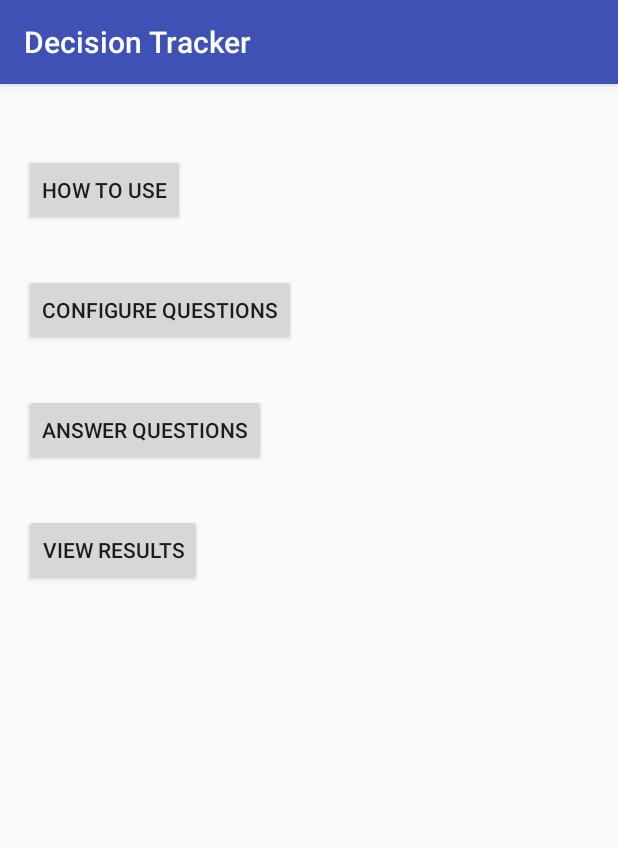
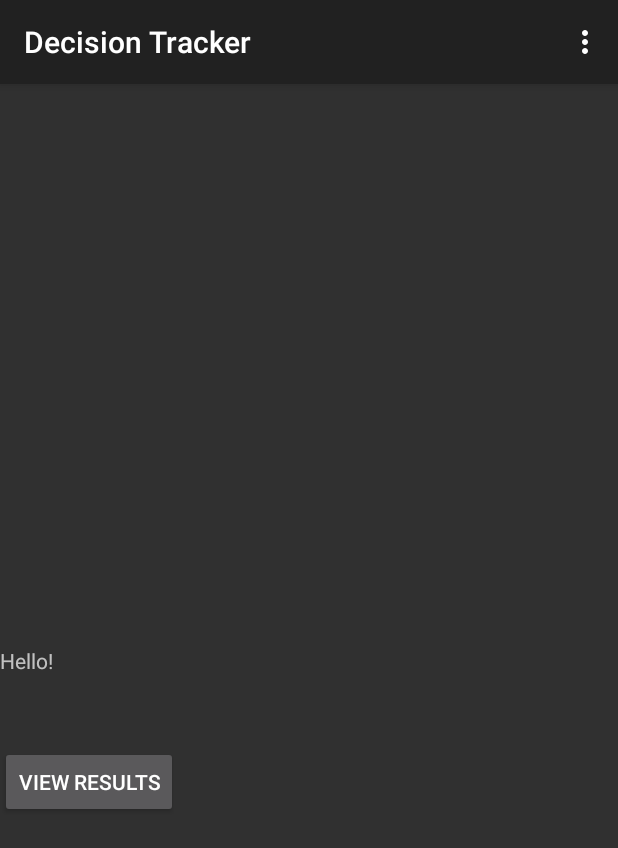
Before and after one commit to lydiaralph/decision_tracker, an Android app: the screen it shows after launch (MainActivity), on a phone screen of 412 x 824 dp. Shown: the top 848 px of the screen. Run offline under Robolectric (Android 15) with nearby library versions, the phone set to English and light mode, and no system bars.

Commit message:
Added simple menu

```diff
--- a/app/src/main/java/com/lydiaralph/decisiontracker/MainActivity.java
+++ b/app/src/main/java/com/lydiaralph/decisiontracker/MainActivity.java
@@ -1,47 +1,42 @@
 package com.lydiaralph.decisiontracker;
 
 
-import android.arch.lifecycle.Observer;
-import android.arch.lifecycle.ViewModelProviders;
+import android.app.Activity;
 import android.content.Intent;
 import android.os.Bundle;
-import android.support.annotation.Nullable;
-import android.support.design.widget.FloatingActionButton;
-import android.support.v7.app.AppCompatActivity;
-import android.support.v7.widget.LinearLayoutManager;
-import android.support.v7.widget.RecyclerView;
-import android.support.v7.widget.Toolbar;
+import android.view.Menu;
+import android.view.MenuItem;
 import android.view.View;
-import android.widget.Toast;
-import android.arch.persistence.room.Room;
-import android.content.Intent;
-import android.os.Bundle;
-import android.support.v7.app.AppCompatActivity;
-import android.view.View;
+import android.widget.TextView;
 
-public class MainActivity extends AppCompatActivity {
+public class MainActivity extends Activity {
 
-    public static final String EXTRA_MESSAGE = "com.ralph.lydia.MESSAGE";
+    private TextView greetingView;
 
     @Override
     protected void onCreate(Bundle savedInstanceState) {
         super.onCreate(savedInstanceState);
         setContentView(R.layout.activity_main);
+        greetingView = findViewById(R.id.greeting);
     }
 
-    public void updateConfiguration(View view) {
-        Intent intent = new Intent(this, ConfigurationActivity.class);
+    @Override
+    public boolean onCreateOptionsMenu(Menu menu){
+        getMenuInflater().inflate(R.menu.activity_main, menu);
+        return true;
+    }
+
+    @Override
+    public boolean onOptionsItemSelected(MenuItem item){
+        if(item.getItemId() == R.id.action_bye){
+            greetingView.setText(R.string.bye);
+            return true;
+        }
+        return super.onOptionsItemSelected(item);
+    }
+
+    void displayResults(View view) {
+        Intent intent = new Intent(this, ViewDecisionsActivity.class);
         startActivity(intent);
     }
-
-
-//    void displayResults(View view) {
-//        Intent intent = new Intent(this, ConfigurationActivity.class);
-//        startActivity(intent);
-//    }
-//
-//    void answerQuestions(View view) {
-//        Intent intent = new Intent(this, ConfigurationActivity.class);
-//        startActivity(intent);
-//    }
 }
--- a/app/src/main/res/layout/activity_main.xml
+++ b/app/src/main/res/layout/activity_main.xml
@@ -6,60 +6,29 @@
     android:layout_height="match_parent"
     tools:context=".MainActivity">
 
-    <Button
-        android:id="@+id/button"
+    <TextView
+        android:id="@+id/greeting"
         android:layout_width="wrap_content"
         android:layout_height="wrap_content"
-        android:layout_marginStart="16dp"
-        android:layout_marginLeft="16dp"
-        android:layout_marginBottom="16dp"
-        android:text="@string/home_how_to_use"
-        app:layout_constraintBottom_toTopOf="@+id/button_configure"
-        app:layout_constraintStart_toStartOf="parent"
-        app:layout_constraintTop_toTopOf="parent"
-        app:layout_constraintVertical_bias="0.100000024"
-        app:layout_constraintVertical_chainStyle="packed" />
-
-    <Button
-        android:id="@+id/button_configure"
-        android:layout_width="wrap_content"
-        android:layout_height="wrap_content"
-        android:layout_marginStart="16dp"
-        android:layout_marginLeft="16dp"
         android:layout_marginTop="16dp"
         android:layout_marginBottom="16dp"
-        android:onClick="updateConfiguration"
-        android:text="@string/home_set_up_configuration"
-        app:layout_constraintBottom_toTopOf="@+id/button_answer_questions"
-        app:layout_constraintStart_toStartOf="parent"
-        app:layout_constraintTop_toBottomOf="@+id/button" />
+        android:text="Hello!"
+        app:layout_constraintBottom_toBottomOf="parent"
+        app:layout_constraintTop_toTopOf="parent" />
 
-    <Button
-        android:id="@+id/button_answer_questions"
-        android:layout_width="wrap_content"
-        android:layout_height="wrap_content"
-        android:layout_marginStart="16dp"
-        android:layout_marginLeft="16dp"
-        android:layout_marginTop="16dp"
-        android:layout_marginBottom="16dp"
-        android:text="@string/home_answer_question"
-        app:layout_constraintBottom_toTopOf="@+id/button_view_results"
-        app:layout_constraintStart_toStartOf="parent"
-        app:layout_constraintTop_toBottomOf="@+id/button_configure"
-        app:layout_constraintVertical_bias="0.051" />
 
     <Button
         android:id="@+id/button_view_results"
         android:layout_width="wrap_content"
         android:layout_height="wrap_content"
-        android:layout_marginStart="16dp"
-        android:layout_marginLeft="16dp"
-        android:layout_marginTop="16dp"
-        android:layout_marginBottom="16dp"
+        android:layout_marginStart="@dimen/activity_horizontal_margin"
+        android:layout_marginLeft="@dimen/activity_horizontal_margin"
+        android:layout_marginTop="@dimen/activity_vertical_margin"
+        android:layout_marginBottom="@dimen/activity_vertical_margin"
+        android:onClick="displayResults"
         android:text="@string/home_view_results"
         app:layout_constraintBottom_toBottomOf="parent"
-        app:layout_constraintStart_toStartOf="parent"
-        app:layout_constraintTop_toBottomOf="@+id/button_answer_questions"
+        app:layout_constraintTop_toBottomOf="@id/greeting"
         app:layout_constraintVertical_bias="0.107" />
 
 
--- /dev/null
+++ b/app/src/main/res/menu/activity_main.xml
@@ -0,0 +1,6 @@
+<?xml version="1.0" encoding="utf-8"?>
+<menu xmlns:android="http://schemas.android.com/apk/res/android">
+
+    <item android:id="@+id/action_bye"
+        android:title="@string/say_bye" />
+</menu>
--- /dev/null
+++ b/app/src/main/res/values-v14/styles.xml
@@ -0,0 +1,9 @@
+<resources>
+
+    <style name="AppBaseTheme" parent="android:Theme.Holo">
+        <item name="colorPrimary">@color/colorPrimary</item>
+        <item name="colorPrimaryDark">@color/colorPrimaryDark</item>
+        <item name="colorAccent">@color/colorAccent</item>
+    </style>
+
+</resources>
--- /dev/null
+++ b/app/src/main/res/values-v21/styles.xml
@@ -0,0 +1,10 @@
+<resources>
+
+    <style name="AppBaseTheme" parent="android:Theme.Material">
+        <item name="colorPrimary">@color/colorPrimary</item>
+        <item name="colorPrimaryDark">@color/colorPrimaryDark</item>
+        <item name="colorAccent">@color/colorAccent</item>
+    </style>
+
+
+</resources>
--- /dev/null
+++ b/app/src/main/res/values-w820dp/dimens.xml
@@ -0,0 +1,5 @@
+<?xml version="1.0" encoding="utf-8" ?>
+<resources>
+    <dimen name="activity_horizontal_margin">32dp</dimen>
+    <dimen name="activity_vertical_margin">32dp</dimen>
+</resources>
--- /dev/null
+++ b/app/src/main/res/values/dimens.xml
@@ -0,0 +1,5 @@
+<?xml version="1.0" encoding="utf-8" ?>
+<resources>
+    <dimen name="activity_horizontal_margin">16dp</dimen>
+    <dimen name="activity_vertical_margin">16dp</dimen>
+</resources>
--- a/app/src/main/res/values/strings.xml
+++ b/app/src/main/res/values/strings.xml
@@ -79,4 +79,6 @@ limitations under the License. -->
     <string name="action_reply">Reply</string>
     <string name="button_save">Save</string>
     <string name="empty_not_saved">Word not saved because it is empty.</string>
+    <string name="say_bye">Say bye</string>
+    <string name="bye">Bye!</string>
 </resources>
--- a/app/src/main/res/values/styles.xml
+++ b/app/src/main/res/values/styles.xml
@@ -1,11 +1,20 @@
 <resources>
 
-    <!-- Base application theme. -->
-    <style name="AppTheme" parent="Theme.AppCompat.Light.DarkActionBar">
-        <!-- Customize your theme here. -->
+    <style name="AppBaseTheme" parent="android:Theme">
         <item name="colorPrimary">@color/colorPrimary</item>
         <item name="colorPrimaryDark">@color/colorPrimaryDark</item>
         <item name="colorAccent">@color/colorAccent</item>
     </style>
 
+    <style name="AppTheme" parent="AppBaseTheme"></style>
+
+    <style name="AppTheme.NoActionBar">
+        <item name="windowActionBar">false</item>
+        <item name="windowNoTitle">true</item>
+    </style>
+
+    <style name="AppTheme.AppBarOverlay" parent="ThemeOverlay.AppCompat.Dark.ActionBar" />
+
+    <style name="AppTheme.PopupOverlay" parent="ThemeOverlay.AppCompat.Light" />
+
 </resources>
```
